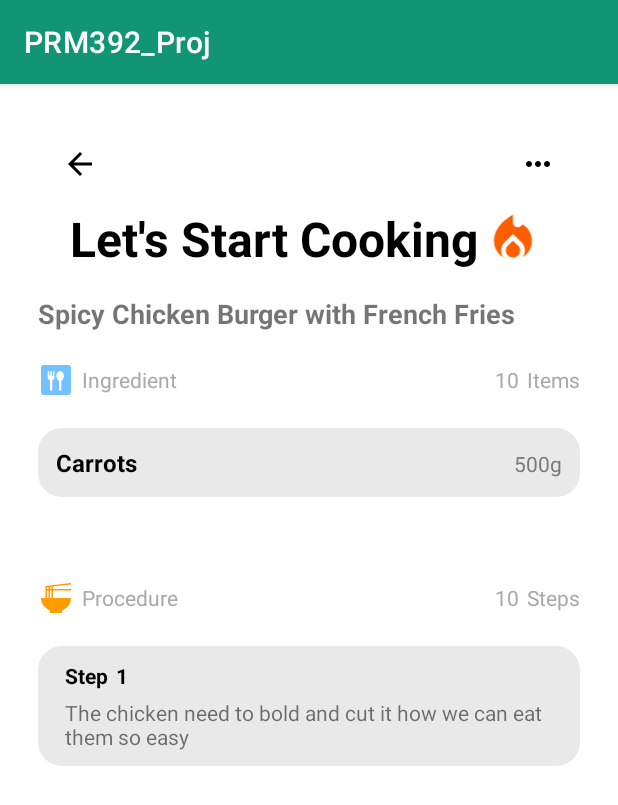
After one commit to potasium142/prm392_proj, an Android app: the BookMark screen opened directly, with no data from a screen before it, on a phone screen of 412 x 824 dp. The commit adds this screen. Shown: the top 805 px of the screen. Run offline under Robolectric (Android 15) with nearby library versions, the phone set to English and light mode, and no system bars.

Commit message:
Add bookmark page

```diff
--- a/app/build.gradle.kts
+++ b/app/build.gradle.kts
@@ -35,6 +35,8 @@ android {
 }
 
 dependencies {
+    implementation ("androidx.room:room-runtime:2.5.2")
+    implementation ("com.google.code.gson:gson:2.8.9")
     implementation ("androidx.constraintlayout:constraintlayout:2.1.4")
     implementation(libs.activity)
     implementation(libs.constraintlayout)
@@ -49,6 +51,7 @@ dependencies {
     androidTestImplementation(libs.ext.junit)
     androidTestImplementation(libs.espresso.core)
     compileOnly(libs.projectlombok.lombok)
+    annotationProcessor ("androidx.room:room-compiler:2.5.2")
     annotationProcessor(libs.projectlombok.lombok)
     annotationProcessor(libs.room.compiler)
 }
--- a/app/src/main/AndroidManifest.xml
+++ b/app/src/main/AndroidManifest.xml
@@ -21,6 +21,7 @@
                 <category android:name="android.intent.category.LAUNCHER" />
             </intent-filter>
         </activity>
+        <activity android:name=".activities.BookMark" />
         <activity android:name=".activities.RecipeProcedure" />
         <activity
             android:name=".activities.RecipeIngredient"
--- /dev/null
+++ b/app/src/main/java/com/example/prm392_proj/activities/BookMark.java
@@ -0,0 +1,27 @@
+package com.example.prm392_proj.activities;
+
+import android.os.Bundle;
+import android.view.View;
+import android.widget.ImageView;
+
+import androidx.appcompat.app.AppCompatActivity;
+
+import com.example.prm392_proj.R;
+
+public class BookMark extends AppCompatActivity {
+
+    @Override
+    protected void onCreate(Bundle saveInstanceState) {
+        super.onCreate(saveInstanceState);
+        setContentView(R.layout.activity_show_recipe_and_procedure);
+
+        //Button back
+        ImageView imageView = findViewById(R.id.backButton);
+        imageView.setOnClickListener(new View.OnClickListener() {
+            @Override
+            public void onClick(View view) {
+                finish();
+            }
+        });
+    }
+}
--- a/app/src/main/java/com/example/prm392_proj/activities/RecipeIngredient.java
+++ b/app/src/main/java/com/example/prm392_proj/activities/RecipeIngredient.java
@@ -4,10 +4,8 @@ import android.content.Intent;
 import android.os.Bundle;
 import android.view.View;
 import android.widget.Button;
-
-import androidx.activity.EdgeToEdge;
+import android.widget.ImageView;
 import androidx.appcompat.app.AppCompatActivity;
-
 import com.example.prm392_proj.R;
 
 public class RecipeIngredient extends AppCompatActivity {
@@ -17,6 +15,7 @@ public class RecipeIngredient extends AppCompatActivity {
         super.onCreate(savedInstanceState);
         setContentView(R.layout.activity_recipe_ingredient);
 
+        // Button go to Procedure page
         Button button = findViewById(R.id.procedureButton);
         button.setOnClickListener(new View.OnClickListener() {
             @Override
@@ -26,5 +25,23 @@ public class RecipeIngredient extends AppCompatActivity {
             }
         });
 
+        //Button go to BookMark page
+        ImageView imageView = findViewById(R.id.iconBookMark);
+        imageView.setOnClickListener(new View.OnClickListener() {
+            @Override
+            public void onClick(View view) {
+                Intent intent = new Intent(RecipeIngredient.this, BookMark.class);
+                startActivity(intent);
+            }
+        });
+
+        //Button back
+        ImageView backButton = findViewById(R.id.backButton);
+        backButton.setOnClickListener(new View.OnClickListener(){
+            @Override
+            public void onClick(View view) {
+                finish();
+            }
+        });
     }
 }
--- a/app/src/main/java/com/example/prm392_proj/activities/RecipeProcedure.java
+++ b/app/src/main/java/com/example/prm392_proj/activities/RecipeProcedure.java
@@ -1,6 +1,10 @@
 package com.example.prm392_proj.activities;
 
+import android.content.Intent;
 import android.os.Bundle;
+import android.view.View;
+import android.widget.Button;
+import android.widget.ImageView;
 
 import androidx.appcompat.app.AppCompatActivity;
 
@@ -12,5 +16,34 @@ public class RecipeProcedure extends AppCompatActivity {
     protected void onCreate(Bundle savedInstanceState) {
         super.onCreate(savedInstanceState);
         setContentView(R.layout.activity_recipe_procedure);
+
+        //Button go to Ingredient page
+        Button button = findViewById(R.id.ingredientButton);
+        button.setOnClickListener(new View.OnClickListener() {
+            @Override
+            public void onClick(View view) {
+                Intent intent = new Intent(RecipeProcedure.this, RecipeIngredient.class);
+                startActivity(intent);
+            }
+        });
+
+        //Button go to BookMark page
+        ImageView imageView = findViewById(R.id.iconBookMark);
+        imageView.setOnClickListener(new View.OnClickListener() {
+            @Override
+            public void onClick(View view) {
+                Intent intent = new Intent(RecipeProcedure.this, BookMark.class);
+                startActivity(intent);
+            }
+        });
+
+        //Button back
+        ImageView backButton = findViewById(R.id.backButton);
+        backButton.setOnClickListener(new View.OnClickListener() {
+            @Override
+            public void onClick(View view) {
+                finish();
+            }
+        });
     }
 }
--- a/app/src/main/java/entities/models/RecipeEntity.java
+++ b/app/src/main/java/entities/models/RecipeEntity.java
@@ -2,15 +2,14 @@ package entities.models;
 
 import androidx.room.Entity;
 import androidx.room.PrimaryKey;
-
 import java.util.List;
 import java.util.Map;
-
 import lombok.AllArgsConstructor;
 import lombok.Builder;
 import lombok.Getter;
 import lombok.NoArgsConstructor;
 import lombok.Setter;
+import lombok.experimental.Accessors;
 
 @Entity
 @Getter
@@ -19,7 +18,6 @@ import lombok.Setter;
 @NoArgsConstructor
 @AllArgsConstructor
 public class RecipeEntity {
-
     @PrimaryKey(autoGenerate = true)
     private int recipeId;
 
--- /dev/null
+++ b/app/src/main/res/drawable/ic_fire.xml
@@ -0,0 +1,7 @@
+<vector xmlns:android="http://schemas.android.com/apk/res/android" android:height="24dp" android:tint="#000000" android:viewportHeight="24" android:viewportWidth="24" android:width="24dp">
+
+    <path android:fillColor="@android:color/white" android:pathData="M12,12.9l-2.13,2.09C9.31,15.55 9,16.28 9,17.06C9,18.68 10.35,20 12,20s3,-1.32 3,-2.94c0,-0.78 -0.31,-1.52 -0.87,-2.07L12,12.9z"/>
+
+    <path android:fillColor="@android:color/white" android:pathData="M16,6l-0.44,0.55C14.38,8.02 12,7.19 12,5.3V2c0,0 -8,4 -8,11c0,2.92 1.56,5.47 3.89,6.86C7.33,19.07 7,18.1 7,17.06c0,-1.32 0.52,-2.56 1.47,-3.5L12,10.1l3.53,3.47c0.95,0.93 1.47,2.17 1.47,3.5c0,1.02 -0.31,1.96 -0.85,2.75c1.89,-1.15 3.29,-3.06 3.71,-5.3C20.52,10.97 18.79,7.62 16,6z"/>
+
+</vector>
--- /dev/null
+++ b/app/src/main/res/drawable/ic_ingredient.xml
@@ -0,0 +1,5 @@
+<vector xmlns:android="http://schemas.android.com/apk/res/android" android:height="24dp" android:tint="#000000" android:viewportHeight="24" android:viewportWidth="24" android:width="24dp">
+
+    <path android:fillColor="@android:color/white" android:pathData="M20,2H4C2.9,2 2,2.9 2,4v16c0,1.1 0.9,2 2,2h16c1.1,0 2,-0.9 2,-2V4C22,2.9 21.1,2 20,2zM11,10.3c0,0.93 -0.64,1.71 -1.5,1.93V19H8v-6.77c-0.86,-0.22 -1.5,-1 -1.5,-1.93V6.5C6.5,6.22 6.72,6 7,6s0.5,0.22 0.5,0.5V9h0.75V6.5c0,-0.28 0.22,-0.5 0.5,-0.5s0.5,0.22 0.5,0.5V9H10V6.5C10,6.22 10.23,6 10.5,6C10.78,6 11,6.22 11,6.5V10.3zM15.58,12.59l-0.08,0.03V19H14v-6.38l-0.08,-0.04c-0.97,-0.47 -1.67,-1.7 -1.67,-3.18c0,-1.88 1.13,-3.4 2.5,-3.4c1.38,0 2.5,1.53 2.5,3.41C17.25,10.89 16.55,12.12 15.58,12.59z"/>
+
+</vector>
--- /dev/null
+++ b/app/src/main/res/drawable/ic_ramen.xml
@@ -0,0 +1,5 @@
+<vector xmlns:android="http://schemas.android.com/apk/res/android" android:height="24dp" android:tint="#000000" android:viewportHeight="24" android:viewportWidth="24" android:width="24dp">
+
+    <path android:fillColor="@android:color/white" android:pathData="M9,6H8V4.65l1,-0.12V6zM9,12H8V7h1V12zM6,7h1v5H6V7zM6,4.88l1,-0.12V6H6V4.88zM22,3V2L5,4v8H2c0,3.69 2.47,6.86 6,8.25V22h8v-1.75c3.53,-1.39 6,-4.56 6,-8.25H10V7h12V6H10V4.41L22,3z"/>
+
+</vector>
--- a/app/src/main/res/layout/activity_recipe_ingredient.xml
+++ b/app/src/main/res/layout/activity_recipe_ingredient.xml
@@ -99,26 +99,30 @@
                     android:layout_width="wrap_content"
                     android:layout_height="wrap_content"
                     android:src="@drawable/ic_time"
-                    android:paddingHorizontal="3dp" />
+                    android:paddingHorizontal="3dp"
+                    app:tint="@color/white" />
 
                 <TextView
                     android:layout_width="wrap_content"
                     android:layout_height="wrap_content"
                     android:text="20"
                     android:textSize="17sp"
-                    android:paddingHorizontal="3dp" />
+                    android:paddingHorizontal="3dp"
+                    android:textColor="@color/white" />
 
                 <TextView
                     android:layout_width="wrap_content"
                     android:layout_height="wrap_content"
                     android:text="min"
                     android:paddingLeft="3dp"
-                    android:paddingRight="10dp" />
+                    android:paddingRight="10dp"
+                    android:textColor="@color/white" />
 
                 <ImageView
+                    android:id="@+id/iconBookMark"
                     android:layout_width="30dp"
                     android:layout_height="30dp"
-                    android:background="@drawable/rounded_corner_big_image"
+                    android:background="@drawable/border_to_be_circle"
                     android:backgroundTint="@color/white"
                     android:src="@drawable/ic_bookmark"
                     android:paddingHorizontal="3dp"
--- a/app/src/main/res/layout/activity_recipe_procedure.xml
+++ b/app/src/main/res/layout/activity_recipe_procedure.xml
@@ -99,26 +99,31 @@
                     android:layout_width="wrap_content"
                     android:layout_height="wrap_content"
                     android:src="@drawable/ic_time"
-                    android:paddingHorizontal="3dp" />
+                    android:paddingHorizontal="3dp"
+                    app:tint="@color/white" />
 
                 <TextView
                     android:layout_width="wrap_content"
                     android:layout_height="wrap_content"
                     android:text="20"
                     android:textSize="17sp"
-                    android:paddingHorizontal="3dp" />
+                    android:paddingHorizontal="3dp"
+                    android:textColor="@color/white" />
 
                 <TextView
                     android:layout_width="wrap_content"
                     android:layout_height="wrap_content"
                     android:text="min"
                     android:paddingLeft="3dp"
-                    android:paddingRight="10dp" />
+                    android:paddingRight="10dp"
+                    android:textColor="@color/white"/>
 
                 <ImageView
+                    android:id="@+id/iconBookMark"
                     android:layout_width="30dp"
                     android:layout_height="30dp"
-                    android:background="@drawable/rounded_corner_big_image"
+                    android:background="@drawable/border_to_be_circle"
+                    android:backgroundTint="@color/white"
                     android:src="@drawable/ic_bookmark"
                     android:paddingHorizontal="3dp"
                     app:tint="@color/blue" />
--- /dev/null
+++ b/app/src/main/res/layout/activity_show_recipe_and_procedure.xml
@@ -0,0 +1,324 @@
+<?xml version="1.0" encoding="utf-8"?>
+<ScrollView
+    xmlns:android="http://schemas.android.com/apk/res/android"
+    xmlns:app="http://schemas.android.com/apk/res-auto"
+    android:layout_width="match_parent"
+    android:layout_height="match_parent"
+    android:fillViewport="true"
+    android:padding="25dp">
+
+    <androidx.constraintlayout.widget.ConstraintLayout
+        android:layout_width="match_parent"
+        android:layout_height="match_parent">
+
+        <LinearLayout
+            android:id="@+id/navigationBar"
+            android:layout_width="match_parent"
+            android:layout_height="wrap_content"
+            android:orientation="horizontal"
+            android:padding="16dp"
+            app:layout_constraintTop_toTopOf="parent"
+            app:layout_constraintStart_toStartOf="parent"
+            app:layout_constraintEnd_toEndOf="parent">
+
+            <ImageView
+                android:id="@+id/backButton"
+                android:layout_width="wrap_content"
+                android:layout_height="wrap_content"
+                android:src="@drawable/outline_arrow_back"
+                android:contentDescription="Back" />
+
+            <View
+                android:layout_width="0dp"
+                android:layout_height="0dp"
+                android:layout_weight="1" />
+
+            <ImageView
+                android:id="@+id/menuButton"
+                android:layout_width="wrap_content"
+                android:layout_height="wrap_content"
+                android:src="@drawable/baseline_more_horiz"
+                android:contentDescription="Menu" />
+        </LinearLayout>
+
+        <LinearLayout
+            android:id="@+id/textCooking"
+            android:layout_width="match_parent"
+            android:layout_height="wrap_content"
+            android:orientation="horizontal"
+            android:gravity="center"
+            app:layout_constraintTop_toBottomOf="@id/navigationBar"
+            app:layout_constraintStart_toStartOf="parent"
+            app:layout_constraintEnd_toEndOf="parent" >
+
+            <TextView
+                android:layout_width="wrap_content"
+                android:layout_height="wrap_content"
+                android:text="Let's Start Cooking"
+                android:textStyle="bold"
+                android:textSize="32sp"
+                android:textColor="@color/black" />
+
+            <ImageView
+                android:layout_width="45dp"
+                android:layout_height="38dp"
+                android:src="@drawable/ic_fire"
+                app:tint="@color/secondary"
+                android:layout_gravity="center" />
+        </LinearLayout>
+
+        <LinearLayout
+            android:id="@+id/dishInfoContainer"
+            android:layout_width="0dp"
+            android:layout_height="wrap_content"
+            android:orientation="horizontal"
+            android:paddingTop="16dp"
+            app:layout_constraintEnd_toEndOf="parent"
+            app:layout_constraintStart_toStartOf="parent"
+            app:layout_constraintTop_toBottomOf="@id/textCooking">
+
+            <TextView
+                android:id="@+id/dishTitle"
+                android:layout_width="0dp"
+                android:layout_height="wrap_content"
+                android:layout_weight="7"
+                android:text="Spicy Chicken Burger with French Fries"
+                android:textSize="18sp"
+                android:textStyle="bold" />
+        </LinearLayout>
+
+        <LinearLayout
+            android:id="@+id/serveAndItem"
+            android:layout_width="match_parent"
+            android:layout_height="wrap_content"
+            android:layout_marginTop="20dp"
+            android:paddingBottom="12dp"
+            android:orientation="horizontal"
+            app:layout_constraintEnd_toEndOf="parent"
+            app:layout_constraintStart_toStartOf="parent"
+            app:layout_constraintTop_toBottomOf="@id/dishInfoContainer">
+
+            <!-- Serve Column -->
+            <LinearLayout
+                android:layout_width="wrap_content"
+                android:layout_height="wrap_content"
+                android:layout_weight="1"
+                android:gravity="center" >
+
+                <!--Icon ingredient-->
+                <LinearLayout
+                    android:id="@+id/placeServe"
+                    android:layout_width="wrap_content"
+                    android:layout_height="wrap_content"
+                    android:layout_weight="7"
+                    android:orientation="horizontal"
+                    android:gravity="center_vertical">
+
+                    <ImageView
+                        android:id="@+id/iconServe"
+                        android:layout_width="wrap_content"
+                        android:layout_height="wrap_content"
+                        android:src="@drawable/ic_ingredient"
+                        app:tint="@color/blue" />
+
+                    <View
+                        android:layout_width="5dp"
+                        android:layout_height="0dp" />
+
+                    <TextView
+                        android:id="@+id/contentServe"
+                        android:layout_width="wrap_content"
+                        android:layout_height="wrap_content"
+                        android:text="Ingredient"
+                        android:textColor="@color/gray3" />
+                </LinearLayout>
+
+                <!-- Items Column -->
+                <LinearLayout
+                    android:layout_width="wrap_content"
+                    android:layout_height="wrap_content"
+                    android:orientation="horizontal"
+                    android:layout_weight="3"
+                    android:gravity="end">
+
+                    <TextView
+                        android:layout_width="wrap_content"
+                        android:layout_height="wrap_content"
+                        android:text="10"
+                        android:textColor="@color/gray3" />
+
+                    <View
+                        android:layout_width="5dp"
+                        android:layout_height="0dp" />
+
+                    <TextView
+                        android:layout_width="wrap_content"
+                        android:layout_height="wrap_content"
+                        android:text="Items"
+                        android:textColor="@color/gray3" />
+                </LinearLayout>
+            </LinearLayout>
+        </LinearLayout>
+
+        <LinearLayout
+            android:id="@+id/partIngredient"
+            android:layout_width="match_parent"
+            android:layout_height="wrap_content"
+            android:layout_marginTop="8dp"
+            android:orientation="horizontal"
+            android:background="@drawable/bg_gray_rounded_corner"
+            android:padding="12dp"
+            android:gravity="center_vertical"
+            app:layout_constraintEnd_toEndOf="parent"
+            app:layout_constraintStart_toStartOf="parent"
+            app:layout_constraintTop_toBottomOf="@id/serveAndItem">
+
+            <!-- Name and weight section -->
+            <LinearLayout
+                android:layout_width="0dp"
+                android:layout_height="wrap_content"
+                android:layout_weight="1"
+                android:orientation="horizontal">
+
+                <TextView
+                    android:layout_width="wrap_content"
+                    android:layout_height="wrap_content"
+                    android:layout_weight="9"
+                    android:text="Carrots"
+                    android:textStyle="bold"
+                    android:textSize="16sp"
+                    android:textColor="@color/black" />
+
+                <TextView
+                    android:layout_width="wrap_content"
+                    android:layout_height="wrap_content"
+                    android:text="500"
+                    android:textSize="14sp"
+                    android:textColor="@color/gray2" />
+
+                <TextView
+                    android:layout_width="wrap_content"
+                    android:layout_height="wrap_content"
+                    android:text="g"
+                    android:textSize="14sp"
+                    android:textColor="@color/gray2" />
+            </LinearLayout>
+        </LinearLayout>
+
+        <!--Start cooking-->
+        <LinearLayout
+            android:id="@+id/startCooking"
+            android:layout_width="match_parent"
+            android:layout_height="wrap_content"
+            android:layout_marginTop="55dp"
+            android:paddingBottom="12dp"
+            android:orientation="horizontal"
+            app:layout_constraintEnd_toEndOf="parent"
+            app:layout_constraintStart_toStartOf="parent"
+            app:layout_constraintTop_toBottomOf="@id/partIngredient">
+
+            <!-- Serve Column -->
+            <LinearLayout
+                android:layout_width="wrap_content"
+                android:layout_height="wrap_content"
+                android:layout_weight="1"
+                android:gravity="center" >
+
+                <!--Icon ingredient-->
+                <LinearLayout
+                    android:id="@+id/placeCooking"
+                    android:layout_width="wrap_content"
+                    android:layout_height="wrap_content"
+                    android:layout_weight="7"
+                    android:orientation="horizontal"
+                    android:gravity="center_vertical">
+
+                    <ImageView
+                        android:id="@+id/iconCooking"
+                        android:layout_width="wrap_content"
+                        android:layout_height="wrap_content"
+                        android:src="@drawable/ic_ramen"
+                        app:tint="@color/secondary1" />
+
+                    <View
+                        android:layout_width="5dp"
+                        android:layout_height="0dp" />
+
+                    <TextView
+                        android:id="@+id/contentCooking"
+                        android:layout_width="wrap_content"
+                        android:layout_height="wrap_content"
+                        android:text="Procedure"
+                        android:textColor="@color/gray3" />
+                </LinearLayout>
+
+                <!-- Items Column -->
+                <LinearLayout
+                    android:layout_width="wrap_content"
+                    android:layout_height="wrap_content"
+                    android:orientation="horizontal"
+                    android:layout_weight="3"
+                    android:gravity="end">
+
+                    <TextView
+                        android:layout_width="wrap_content"
+                        android:layout_height="wrap_content"
+                        android:text="10"
+                        android:textColor="@color/gray3" />
+
+                    <View
+                        android:layout_width="5dp"
+                        android:layout_height="0dp" />
+
+                    <TextView
+                        android:layout_width="wrap_content"
+                        android:layout_height="wrap_content"
+                        android:text="Steps"
+                        android:textColor="@color/gray3" />
+                </LinearLayout>
+            </LinearLayout>
+        </LinearLayout>
+
+        <LinearLayout
+            android:layout_width="match_parent"
+            android:layout_height="wrap_content"
+            android:background="@drawable/bg_gray_rounded_corner"
+            android:paddingHorizontal="18dp"
+            android:layout_marginTop="8dp"
+            android:paddingVertical="10dp"
+            android:orientation="vertical"
+            app:layout_constraintEnd_toEndOf="parent"
+            app:layout_constraintStart_toStartOf="parent"
+            app:layout_constraintTop_toBottomOf="@id/startCooking">
+
+            <LinearLayout
+                android:layout_width="match_parent"
+                android:layout_height="wrap_content"
+                android:orientation="horizontal"
+                android:paddingBottom="5dp">
+
+                <TextView
+                    android:layout_width="wrap_content"
+                    android:layout_height="wrap_content"
+                    android:text="Step"
+                    android:textSize="14sp"
+                    android:textColor="@color/black"
+                    android:textStyle="bold"
+                    android:layout_marginRight="5dp"/>
+
+                <TextView
+                    android:layout_width="wrap_content"
+                    android:layout_height="wrap_content"
+                    android:text="1"
+                    android:textSize="14sp"
+                    android:textColor="@color/black"
+                    android:textStyle="bold"/>
+            </LinearLayout>
+
+            <TextView
+                android:layout_width="wrap_content"
+                android:layout_height="wrap_content"
+                android:text="The chicken need to bold and cut it how we can eat them so easy "/>
+        </LinearLayout>
+    </androidx.constraintlayout.widget.ConstraintLayout>
+</ScrollView>
--- a/app/src/main/res/values/colors.xml
+++ b/app/src/main/res/values/colors.xml
@@ -9,6 +9,7 @@
     <color name="gray5">#E9E9E9</color>
     <color name="primary1">#129575</color>
     <color name="primary2">#AFD3CA</color>
+    <color name="secondary">#FF5E00</color>
     <color name="secondary1">#FF9C00</color>
     <color name="secondary2">#FFBA4D</color>
     <color name="secondary3">#FAFFFDAF</color>
```
